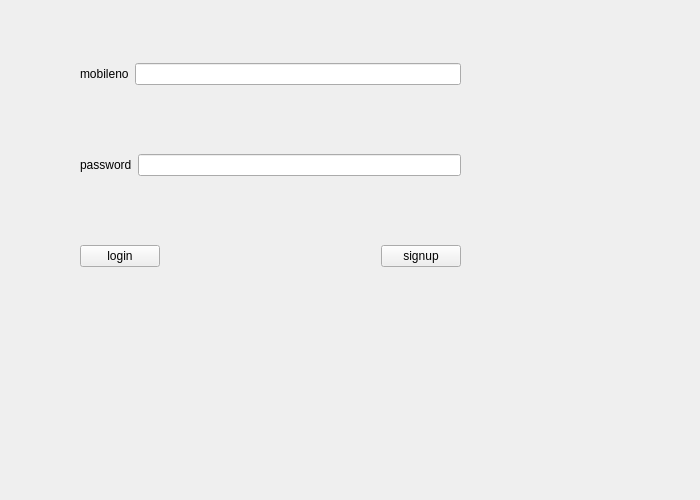
Qt form Chat-Application/login.ui (verina101/Chat-Application) before a commit.
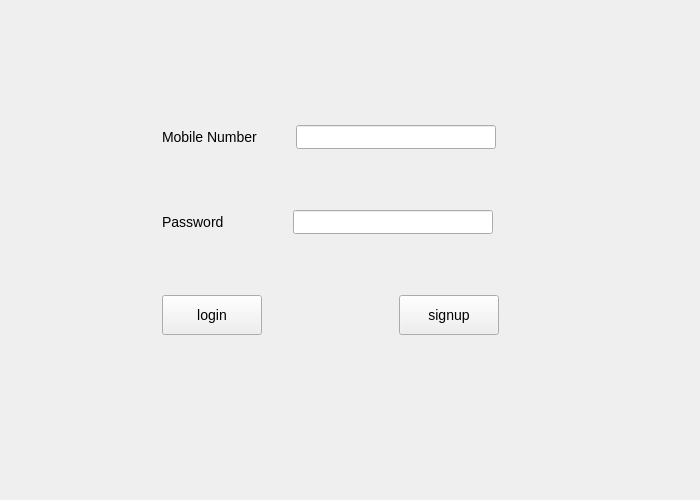
The same form after that commit. The open tabs and pages were chosen to show the change.

What changed in the file:
```diff
--- a/Chat-Application/login.ui
+++ b/Chat-Application/login.ui
@@ -22,45 +22,87 @@
      <height>500</height>
     </rect>
    </property>
+   <property name="styleSheet">
+    <string notr="true">* {
+	font-size:14px;
+}</string>
+   </property>
    <property name="currentIndex">
     <number>1</number>
    </property>
    <widget class="QWidget" name="LoginPage">
-    <widget class="QWidget" name="layoutWidget">
+    <widget class="QWidget" name="">
      <property name="geometry">
       <rect>
-       <x>80</x>
-       <y>0</y>
-       <width>381</width>
-       <height>331</height>
+       <x>160</x>
+       <y>70</y>
+       <width>341</width>
+       <height>321</height>
       </rect>
      </property>
      <layout class="QVBoxLayout" name="verticalLayout">
-      <item>
-       <layout class="QHBoxLayout" name="horizontalLayout_2">
-        <item>
-         <widget class="QLabel" name="label_mobileNumber">
-          <property name="text">
-           <string>mobileno</string>
-          </property>
-         </widget>
-        </item>
-        <item>
-         <widget class="QLineEdit" name="lineEdit_mobileno"/>
-        </item>
-       </layout>
-      </item>
+      <property name="leftMargin">
+       <number>2</number>
+      </property>
+      <property name="rightMargin">
+       <number>2</number>
+      </property>
       <item>
        <layout class="QHBoxLayout" name="horizontalLayout">
+        <property name="rightMargin">
+         <number>3</number>
+        </property>
+        <item>
+         <widget class="QLabel" name="label_mobileNumber">
+          <property name="minimumSize">
+           <size>
+            <width>110</width>
+            <height>0</height>
+           </size>
+          </property>
+          <property name="text">
+           <string>Mobile Number</string>
+          </property>
+         </widget>
+        </item>
+        <item>
+         <widget class="QLineEdit" name="lineEdit_mobileno">
+          <property name="maximumSize">
+           <size>
+            <width>200</width>
+            <height>16777215</height>
+           </size>
+          </property>
+         </widget>
+        </item>
+       </layout>
+      </item>
+      <item>
+       <layout class="QHBoxLayout" name="horizontalLayout_2">
+        <property name="rightMargin">
+         <number>6</number>
+        </property>
         <item>
          <widget class="QLabel" name="label_password">
+          <property name="minimumSize">
+           <size>
+            <width>110</width>
+            <height>0</height>
+           </size>
+          </property>
           <property name="text">
-           <string>password</string>
+           <string>Password</string>
           </property>
          </widget>
         </item>
         <item>
          <widget class="QLineEdit" name="lineEdit_password">
+          <property name="maximumSize">
+           <size>
+            <width>200</width>
+            <height>16777215</height>
+           </size>
+          </property>
           <property name="echoMode">
            <enum>QLineEdit::Password</enum>
           </property>
@@ -72,6 +114,12 @@
        <layout class="QHBoxLayout" name="horizontalLayout_3">
         <item>
          <widget class="QPushButton" name="pushButton_login">
+          <property name="minimumSize">
+           <size>
+            <width>100</width>
+            <height>40</height>
+           </size>
+          </property>
           <property name="text">
            <string>login</string>
           </property>
@@ -84,14 +132,20 @@
           </property>
           <property name="sizeHint" stdset="0">
            <size>
-            <width>374</width>
-            <height>17</height>
+            <width>10</width>
+            <height>10</height>
            </size>
           </property>
          </spacer>
         </item>
         <item>
          <widget class="QPushButton" name="pushButton_signup">
+          <property name="minimumSize">
+           <size>
+            <width>100</width>
+            <height>40</height>
+           </size>
+          </property>
           <property name="text">
            <string>signup</string>
           </property>
```
Left out of the diff: 6 changed lines with no effect on the pictures.
